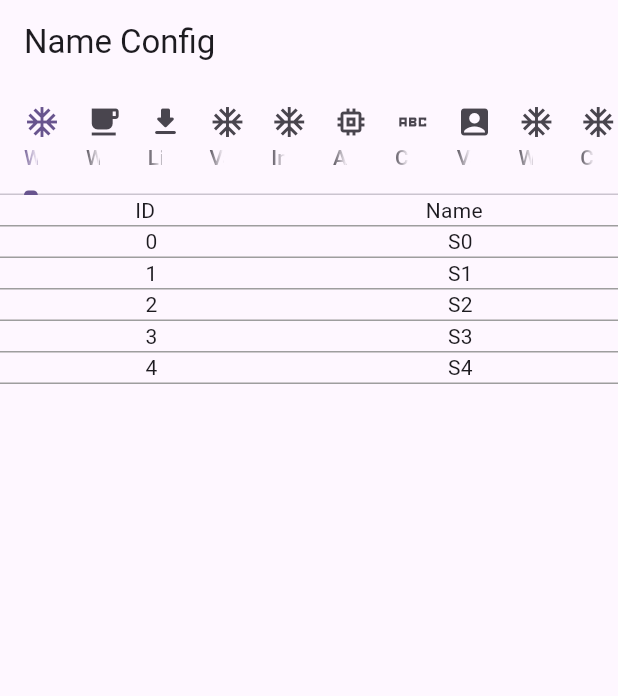
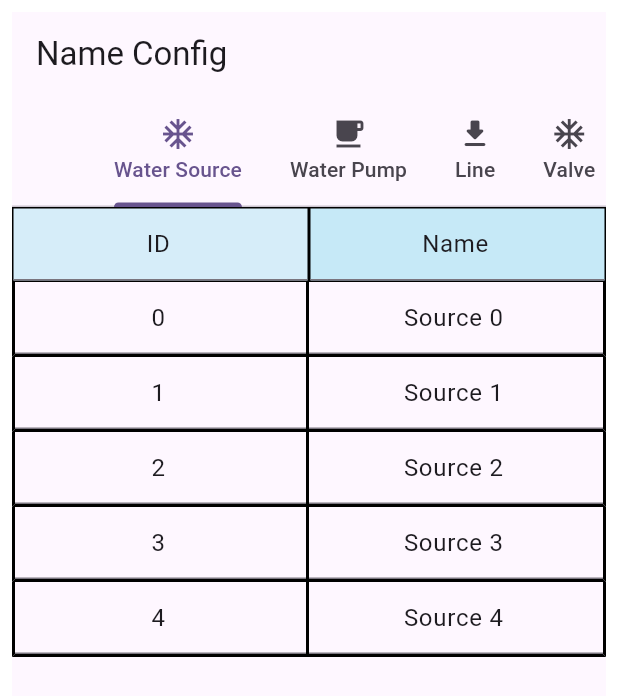
Before and after one commit to venkatesanios/configmakerNames, a Flutter app: the screen it shows after launch, on a phone screen of 412 x 824 dp. Shown: the top 696 px of the screen. Run offline on Flutter 3.47's test engine with Material 2 defaults, Android fonts, the phone set to English and light mode, and no system bars; missing offline and left inert: dart:js_util.

Commit message:
add config

```diff
--- a/lib/nameconfig/name_config_view.dart
+++ b/lib/nameconfig/name_config_view.dart
@@ -38,10 +38,13 @@ class _NameconfigState extends State<Nameconfig> {
   Widget build(BuildContext context) {
     return DefaultTabController(
       length: 10,
+      child: Padding(
+        padding: const EdgeInsets.all(8.0),
         child: Scaffold(
           appBar: AppBar(
             title: Text('Name Config'),
             bottom: const TabBar(
+              isScrollable: true,
               tabs: [
                 Tab(
                   text: 'Water Source',
@@ -98,6 +101,7 @@ class _NameconfigState extends State<Nameconfig> {
             ),
           ),
         ),
+      ),
     );
   }
 
@@ -106,12 +110,41 @@ class _NameconfigState extends State<Nameconfig> {
       children: [
         Flexible(
           child: Container(
+              decoration: BoxDecoration(
+                // border: Border(left: BorderSide(width: 2.0, color: Colors.black)),
+                //borderRadius: BorderRadius.circular(5),
+                color: Color.fromARGB(153, 188, 230, 245),
+              ),
               child: Row(
-            mainAxisAlignment: MainAxisAlignment.spaceAround,
+                // mainAxisAlignment: MainAxisAlignment.spaceAround,
                 crossAxisAlignment: CrossAxisAlignment.center,
                 children: [
-              Text('ID'),
-              Text('Name'),
+                  Expanded(
+                    child: Container(
+                      decoration: BoxDecoration(
+                        border: Border.all(),
+                      ),
+                      child: TextFormField(
+                        readOnly: true,
+                        initialValue: 'ID',
+                        textAlign: TextAlign.center,
+                      ),
+                    ),
+                  ),
+                  Expanded(
+                    child: Container(
+                      decoration: BoxDecoration(
+                        border: Border.all(),
+                        //borderRadius: BorderRadius.circular(5),
+                        color: Color.fromARGB(153, 188, 230, 245),
+                      ),
+                      child: TextFormField(
+                        readOnly: true,
+                        initialValue: 'Name',
+                        textAlign: TextAlign.center,
+                      ),
+                    ),
+                  ),
                 ],
               )),
         ),
@@ -121,25 +154,49 @@ class _NameconfigState extends State<Nameconfig> {
             itemBuilder: (context, index) {
               return Column(
                 children: [
-                  index == 0
-                      ? Divider(
-                          height: 1.0,
-                          color: Colors.grey,
-                        )
-                      : Container(),
                   Container(
+                      decoration: const BoxDecoration(
+                        border: Border(
+                          left: BorderSide(width: 2.0, color: Colors.black),
+                          bottom: BorderSide(width: 2.0, color: Colors.black),
+                          right: BorderSide(width: 2.0, color: Colors.black),
+                        ),
+                      ),
                       child: Row(
-                    mainAxisAlignment: MainAxisAlignment.spaceAround,
                         crossAxisAlignment: CrossAxisAlignment.center,
                         children: [
-                      Text('$index'),
-                      Text('S$index'),
+                          Expanded(
+                            child: Container(
+                              decoration: const BoxDecoration(
+                                border: Border(
+                                  right: BorderSide(width: 2.0, color: Colors.black),
+                                ),
+                              ),
+                              child: TextFormField(
+                                readOnly: true,
+                                initialValue: '$index',
+                                textAlign: TextAlign.center,
+                                onChanged: (value) {
+                                  print(value);
+                                },
+                              ),
+                            ),
+                          ),
+                          Expanded(
+                            child: TextFormField(
+                              initialValue: 'Source $index ',
+                              textAlign: TextAlign.center,
+                              onChanged: (value) {
+                                print(value);
+                              },
+                            ),
+                          ),
                         ],
                       )),
-                  const Divider(
-                    height: 1.0,
-                    color: Colors.grey,
-                  ),
+                  // const Divider(
+                  //   height: 1.0,
+                  //   color: Colors.grey,
+                  // ),
                 ],
               );
             },
```
Lines whose indentation alone changed are shown as unchanged.
